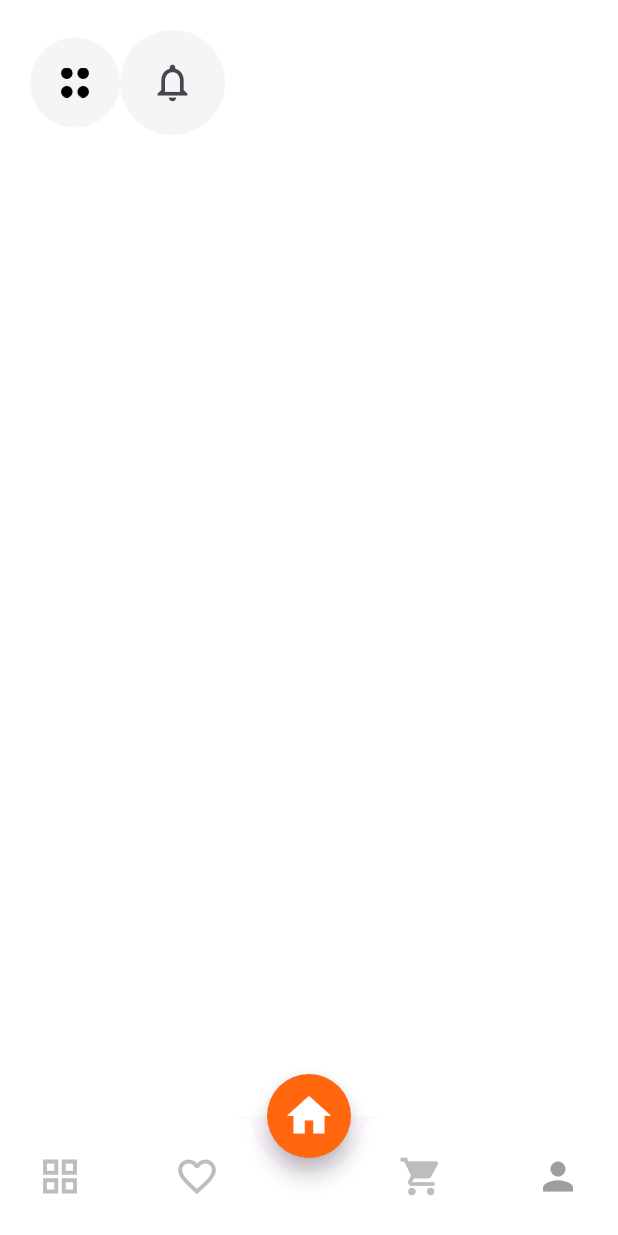
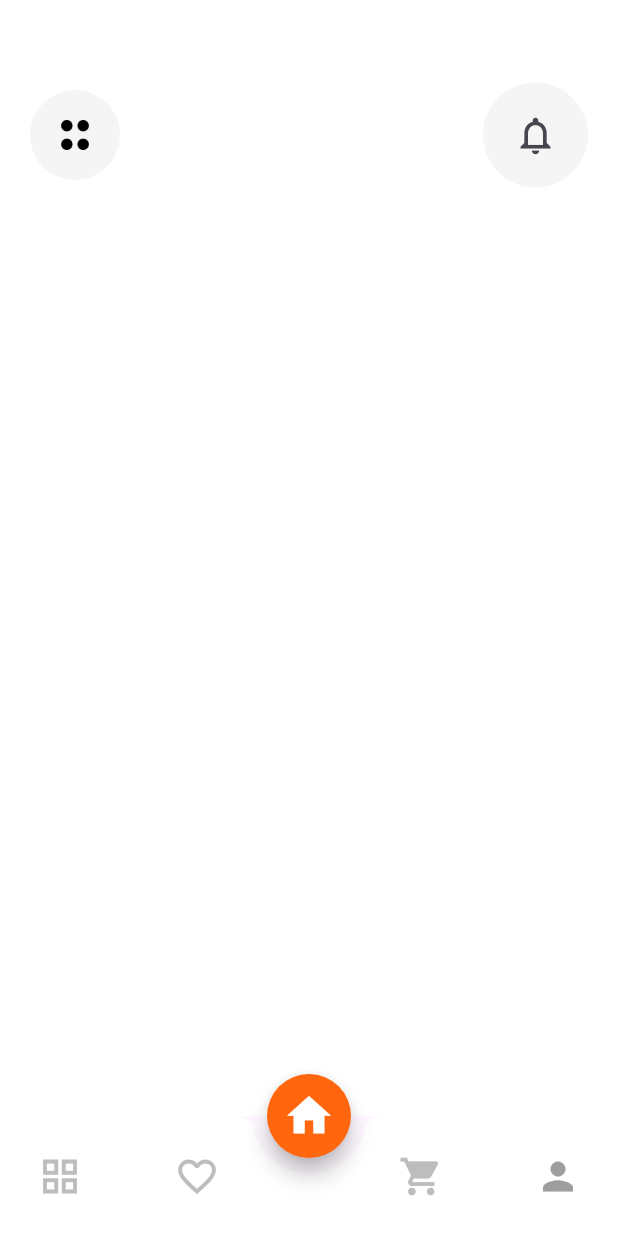
Before and after one commit to Awaizkazi/e_commerce_app_1, a Flutter app: the screen it shows after launch, on a phone screen of 412 x 824 dp. Run offline on Flutter 3.47's test engine with Material 3 defaults, Android fonts, the phone set to English and light mode, and no system bars; our stand-ins replace google_fonts.

Commit message:
Cusotm app Bar Widget added

```diff
--- /dev/null
+++ b/lib/screens/Home/Widget/home_app_bar.dart
@@ -0,0 +1,37 @@
+import 'package:e_commerce_app_1/screens/constants.dart';
+import 'package:flutter/material.dart';
+
+class CustomAppBar extends StatelessWidget {
+  const CustomAppBar({
+    super.key,
+  });
+
+  @override
+  Widget build(BuildContext context) {
+    return Row(
+      mainAxisAlignment: MainAxisAlignment.spaceBetween,
+      children: [
+        IconButton(
+          style: IconButton.styleFrom(
+            backgroundColor: kcontentColor,
+            padding: const EdgeInsets.all(20.0),
+          ),
+          onPressed: () {},
+          icon: Image.asset(
+            'images/icon.png',
+            height: 20,
+          ),
+        ),
+        // * Icon for Notification
+        IconButton(
+            style: IconButton.styleFrom(
+              backgroundColor: kcontentColor,
+              padding: const EdgeInsets.all(20.0),
+            ),
+            onPressed: () {},
+            iconSize: 30,
+            icon: const Icon(Icons.notifications_outlined)),
+      ],
+    );
+  }
+}
--- a/lib/screens/Home/home_screen.dart
+++ b/lib/screens/Home/home_screen.dart
@@ -1,43 +1,23 @@
 import 'package:e_commerce_app_1/screens/constants.dart';
 import 'package:flutter/material.dart';
+
+import 'Widget/home_app_bar.dart';
 
 class HomeScreen extends StatelessWidget {
   const HomeScreen({super.key});
 
   @override
   Widget build(BuildContext context) {
-    return Scaffold(
+    return const Scaffold(
       backgroundColor: Colors.white,
       body: SingleChildScrollView(
         child: Padding(
-          padding: const EdgeInsets.all(20.0),
+          padding: EdgeInsets.all(20.0),
           child: Column(
             crossAxisAlignment: CrossAxisAlignment.start,
             children: [
-              Row(
-                children: [
-                  IconButton(
-                    style: IconButton.styleFrom(
-                      backgroundColor: kcontentColor,
-                      padding: const EdgeInsets.all(20.0),
-                    ),
-                    onPressed: () {},
-                    icon: Image.asset(
-                      'images/icon.png',
-                      height: 20,
-                    ),
-                  ),
-                  // * Icon for Notification
-                  IconButton(
-                      style: IconButton.styleFrom(
-                        backgroundColor: kcontentColor,
-                        padding: const EdgeInsets.all(20.0),
-                      ),
-                      onPressed: () {},
-                      iconSize: 30,
-                      icon: const Icon(Icons.notifications_outlined)),
-                ],
-              )
+              SizedBox(height: 35.0),
+              CustomAppBar(),
             ],
           ),
         ),
```
